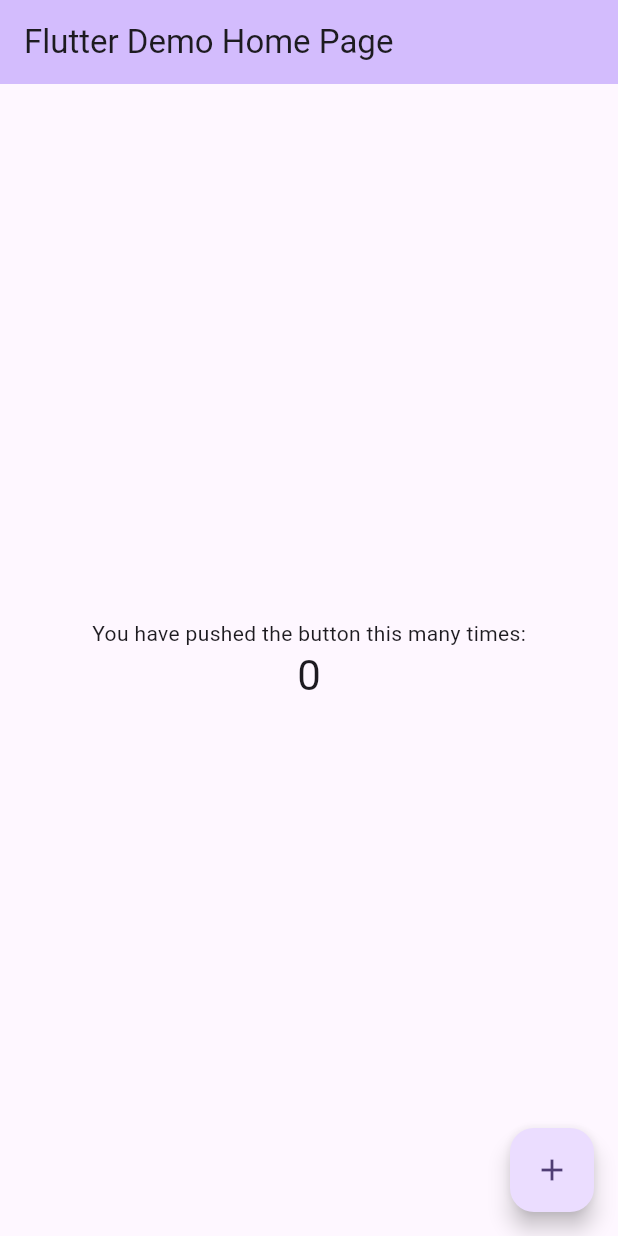
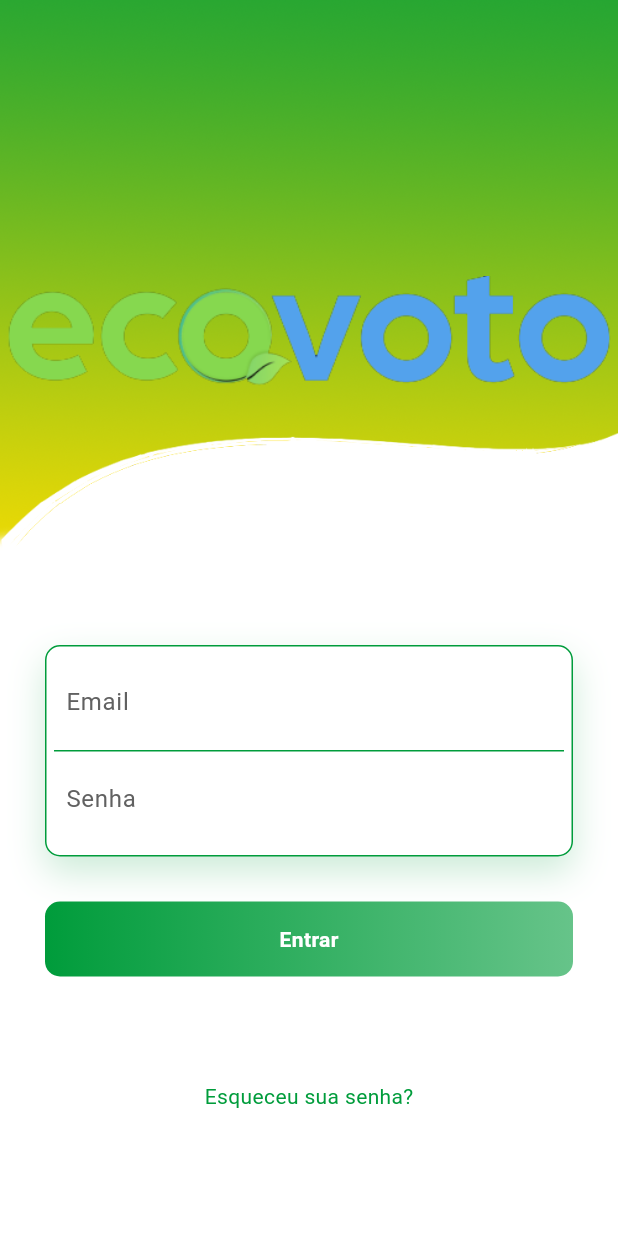
Before and after one commit to Andre-Rossatti/Ecovoto, a Flutter app: the screen it shows after launch, on a phone screen of 412 x 824 dp. Run offline on Flutter 3.47's test engine with Material 3 defaults, Android fonts, the phone set to English and light mode, and no system bars; our stand-ins replace animate_do.

Commit message:
alterações-tela-login

```diff
--- a/lib/main.dart
+++ b/lib/main.dart
@@ -1,125 +1,20 @@
 import 'package:flutter/material.dart';
+import 'screens/login_screen.dart';
 
 void main() {
-  runApp(const MyApp());
+  runApp(MyApp());
 }
 
 class MyApp extends StatelessWidget {
-  const MyApp({super.key});
-
-  // This widget is the root of your application.
   @override
   Widget build(BuildContext context) {
     return MaterialApp(
-      title: 'Flutter Demo',
-      theme: ThemeData(
-        // This is the theme of your application.
-        //
-        // TRY THIS: Try running your application with "flutter run". You'll see
-        // the application has a purple toolbar. Then, without quitting the app,
-        // try changing the seedColor in the colorScheme below to Colors.green
-        // and then invoke "hot reload" (save your changes or press the "hot
-        // reload" button in a Flutter-supported IDE, or press "r" if you used
-        // the command line to start the app).
-        //
-        // Notice that the counter didn't reset back to zero; the application
-        // state is not lost during the reload. To reset the state, use hot
-        // restart instead.
-        //
-        // This works for code too, not just values: Most code changes can be
-        // tested with just a hot reload.
-        colorScheme: ColorScheme.fromSeed(seedColor: Colors.deepPurple),
-        useMaterial3: true,
-      ),
-      home: const MyHomePage(title: 'Flutter Demo Home Page'),
+      title: 'Meu App',
+      initialRoute: '/',
+      routes: {
+        '/': (context) => LoginScreen(),
+        // Defina outras rotas aqui
+      },
     );
   }
 }
-
-class MyHomePage extends StatefulWidget {
-  const MyHomePage({super.key, required this.title});
-
-  // This widget is the home page of your application. It is stateful, meaning
-  // that it has a State object (defined below) that contains fields that affect
-  // how it looks.
-
-  // This class is the configuration for the state. It holds the values (in this
-  // case the title) provided by the parent (in this case the App widget) and
-  // used by the build method of the State. Fields in a Widget subclass are
-  // always marked "final".
-
-  final String title;
-
-  @override
-  State<MyHomePage> createState() => _MyHomePageState();
-}
-
-class _MyHomePageState extends State<MyHomePage> {
-  int _counter = 0;
-
-  void _incrementCounter() {
-    setState(() {
-      // This call to setState tells the Flutter framework that something has
-      // changed in this State, which causes it to rerun the build method below
-      // so that the display can reflect the updated values. If we changed
-      // _counter without calling setState(), then the build method would not be
-      // called again, and so nothing would appear to happen.
-      _counter++;
-    });
-  }
-
-  @override
-  Widget build(BuildContext context) {
-    // This method is rerun every time setState is called, for instance as done
-    // by the _incrementCounter method above.
-    //
-    // The Flutter framework has been optimized to make rerunning build methods
-    // fast, so that you can just rebuild anything that needs updating rather
-    // than having to individually change instances of widgets.
-    return Scaffold(
-      appBar: AppBar(
-        // TRY THIS: Try changing the color here to a specific color (to
-        // Colors.amber, perhaps?) and trigger a hot reload to see the AppBar
-        // change color while the other colors stay the same.
-        backgroundColor: Theme.of(context).colorScheme.inversePrimary,
-        // Here we take the value from the MyHomePage object that was created by
-        // the App.build method, and use it to set our appbar title.
-        title: Text(widget.title),
-      ),
-      body: Center(
-        // Center is a layout widget. It takes a single child and positions it
-        // in the middle of the parent.
-        child: Column(
-          // Column is also a layout widget. It takes a list of children and
-          // arranges them vertically. By default, it sizes itself to fit its
-          // children horizontally, and tries to be as tall as its parent.
-          //
-          // Column has various properties to control how it sizes itself and
-          // how it positions its children. Here we use mainAxisAlignment to
-          // center the children vertically; the main axis here is the vertical
-          // axis because Columns are vertical (the cross axis would be
-          // horizontal).
-          //
-          // TRY THIS: Invoke "debug painting" (choose the "Toggle Debug Paint"
-          // action in the IDE, or press "p" in the console), to see the
-          // wireframe for each widget.
-          mainAxisAlignment: MainAxisAlignment.center,
-          children: <Widget>[
-            const Text(
-              'You have pushed the button this many times:',
-            ),
-            Text(
-              '$_counter',
-              style: Theme.of(context).textTheme.headlineMedium,
-            ),
-          ],
-        ),
-      ),
-      floatingActionButton: FloatingActionButton(
-        onPressed: _incrementCounter,
-        tooltip: 'Increment',
-        child: const Icon(Icons.add),
-      ), // This trailing comma makes auto-formatting nicer for build methods.
-    );
-  }
-}
--- /dev/null
+++ b/lib/screens/login_screen.dart
@@ -0,0 +1,147 @@
+import 'package:flutter/material.dart';
+import 'package:animate_do/animate_do.dart';
+
+class LoginScreen extends StatefulWidget {
+  @override
+  _LoginScreenState createState() => _LoginScreenState();
+}
+
+class _LoginScreenState extends State<LoginScreen> {
+  final _formKey = GlobalKey<FormState>();
+  String email = '';
+  String password = '';
+
+  void _trySubmitForm() {
+    final isValid = _formKey.currentState?.validate();
+    if (isValid == true) {
+      // Aqui você pode adicionar a lógica de autenticação
+    }
+  }
+
+  @override
+  Widget build(BuildContext context) {
+    // Definindo a cor personalizada que você forneceu.
+    final Color customColor = Color(0xFF009C3B);
+
+    return Scaffold(
+      backgroundColor: Colors.white,
+      body: SingleChildScrollView(
+        child: Container(
+          width: MediaQuery.of(context).size.width,
+          child: Column(
+            mainAxisAlignment: MainAxisAlignment.center,
+            children: <Widget>[
+              Container(
+                height: 400,
+                decoration: BoxDecoration(
+                  image: DecorationImage(
+                    image: AssetImage('assets/images/background.png'),
+                    fit: BoxFit.fill,
+                  ),
+                ),
+                child: Stack(
+                  children: <Widget>[
+                    Positioned(
+                      child: FadeInUp(
+                        duration: Duration(milliseconds: 1600),
+                        child: Container(
+                          margin: EdgeInsets.only(top: 50),
+                          child: Center(
+                            child: Image.asset('assets/images/logo.png', height: 100),
+                          ),
+                        ),
+                      ),
+                    ),
+                  ],
+                ),
+              ),
+              Padding(
+                padding: EdgeInsets.all(30.0),
+                child: Column(
+                  children: <Widget>[
+                    FadeInUp(
+                      duration: Duration(milliseconds: 1800),
+                      child: Container(
+                        padding: EdgeInsets.all(5),
+                        decoration: BoxDecoration(
+                          color: Colors.white,
+                          borderRadius: BorderRadius.circular(10),
+                          border: Border.all(color: customColor),
+                          boxShadow: [
+                            BoxShadow(
+                              color: customColor.withOpacity(0.2),
+                              blurRadius: 20.0,
+                              offset: Offset(0, 10),
+                            ),
+                          ],
+                        ),
+                        child: Column(
+                          children: <Widget>[
+                            Container(
+                              padding: EdgeInsets.all(8.0),
+                              decoration: BoxDecoration(
+                                border: Border(bottom: BorderSide(color: customColor)),
+                              ),
+                              child: TextField(
+                                decoration: InputDecoration(
+                                  border: InputBorder.none,
+                                  hintText: "Email",
+                                  hintStyle: TextStyle(color: Colors.grey[700]),
+                                ),
+                              ),
+                            ),
+                            Container(
+                              padding: EdgeInsets.all(8.0),
+                              child: TextField(
+                                obscureText: true,
+                                decoration: InputDecoration(
+                                  border: InputBorder.none,
+                                  hintText: "Senha",
+                                  hintStyle: TextStyle(color: Colors.grey[700]),
+                                ),
+                              ),
+                            ),
+                          ],
+                        ),
+                      ),
+                    ),
+                    SizedBox(height: 30),
+                    FadeInUp(
+                      duration: Duration(milliseconds: 1900),
+                      child: Container(
+                        height: 50,
+                        decoration: BoxDecoration(
+                          borderRadius: BorderRadius.circular(10),
+                          gradient: LinearGradient(
+                            colors: [
+                              customColor,
+                              customColor.withOpacity(0.6),
+                            ],
+                          ),
+                        ),
+                        child: Center(
+                          child: Text(
+                            "Entrar",
+                            style: TextStyle(color: Colors.white, fontWeight: FontWeight.bold),
+                          ),
+                        ),
+                      ),
+                    ),
+                    SizedBox(height: 70),
+                    FadeInUp(
+                      duration: Duration(milliseconds: 2000),
+                      child: Text(
+                        "Esqueceu sua senha?",
+                        style: TextStyle(color: customColor),
+                      ),
+                    ),
+                  ],
+                ),
+              ),
+            ],
+          ),
+        ),
+      ),
+    );
+  }
+}
```
Also changed, not shown: lib/screens/login_screen_bkp.dart (added, +85 -0 lines), pubspec.yaml (+3 -70 lines), assets/images/background.png (added), assets/images/clock.png (added), assets/images/light-1.png (added), assets/images/light-2.png (added), assets/images/logo.png (added), pubspec.lock, 1 other file.
